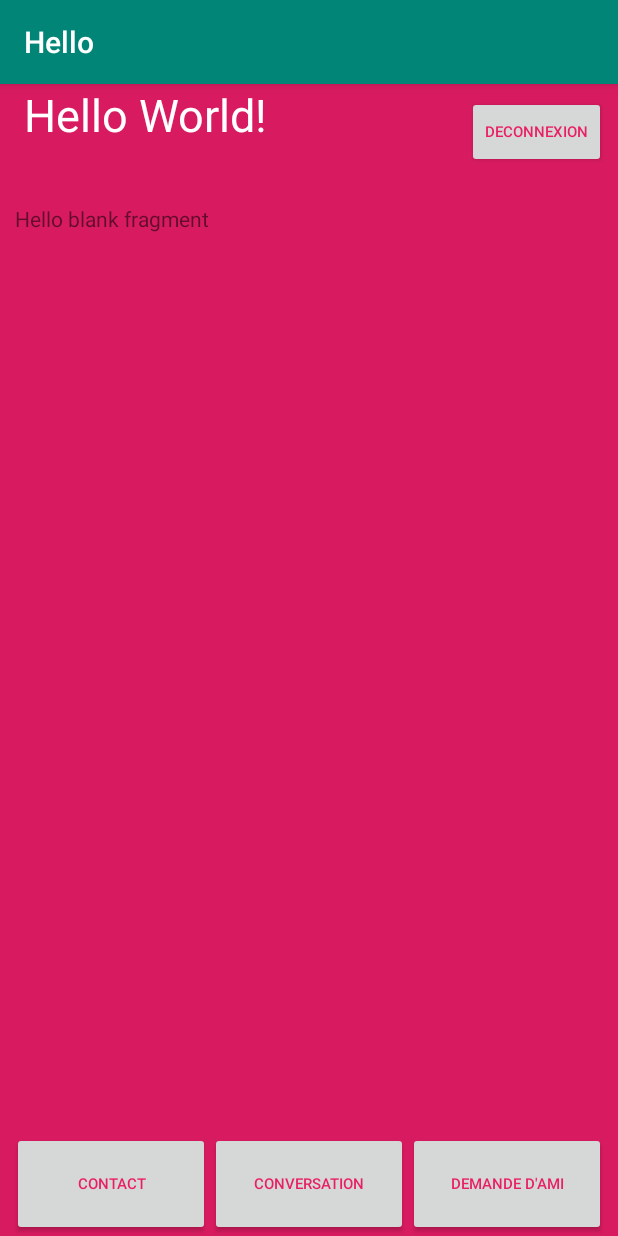
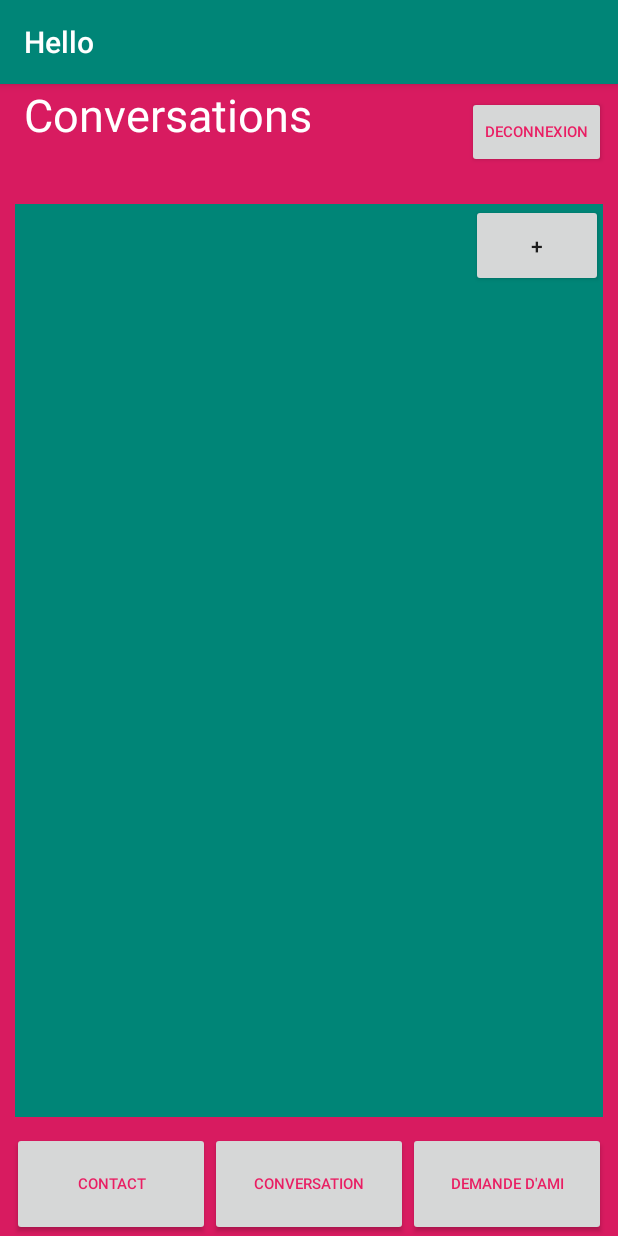
Before and after one commit to Effobless2/androchat, an Android app: the screen it shows after launch once a user with an empty profile is signed in (MainActivity), on a phone screen of 412 x 824 dp. Run offline under Robolectric (Android 15) with nearby library versions, the phone set to English and light mode, and no system bars; our stand-ins replace Firebase (no records; nobody signed in at launch, a user with empty details on screens opened directly), Room's generated code; libraries missing offline, so code that uses them is left out: com.firebase.ui; 2 statements that could not run were skipped.

Commit message:
Fixed some bugs

```diff
--- a/app/src/main/java/com/example/androchat/MainActivity.java
+++ b/app/src/main/java/com/example/androchat/MainActivity.java
@@ -28,11 +28,11 @@ import com.google.firebase.auth.FirebaseAuth;
 import com.google.firebase.auth.FirebaseUser;
 
 public class MainActivity extends AppCompatActivity implements
-        MainFragment.OnFragmentInteractionListener,
         SearchUserFragment.OnFragmentInteractionListener,
         ConversationsList.OnFragmentInteractionListener,
         ContactsFragment.OnFragmentInteractionListener {
 
+    FragmentManager fm;
     private boolean isBound = false;
     private BaseListenerService.ServiceBinder binder;
     private ServiceConnection serviceConnection = new ServiceConnection() {
@@ -58,6 +58,8 @@ public class MainActivity extends AppCompatActivity implements
         super.onCreate(savedInstanceState);
         setContentView(R.layout.activity_main);
         this.setTitle("Hello " + FirebaseAuth.getInstance().getCurrentUser().getEmail());
+        fm = getSupportFragmentManager();
+        conversationOnClic(null);
     }
 
     @Override
@@ -119,7 +121,6 @@ public class MainActivity extends AppCompatActivity implements
     public void contactOnClic(View view) {
         TextView title = (TextView) findViewById(R.id.title);
         title.setText("Contacts");
-        FragmentManager fm = getSupportFragmentManager();
         FragmentTransaction ft = fm.beginTransaction();
         ft.replace(R.id.fragmentMain, new ContactsFragment());
         ft.commit();
@@ -130,7 +131,6 @@ public class MainActivity extends AppCompatActivity implements
         title.setText("Conversations");
 
         Log.v("CLIC : ","button conversation");
-        FragmentManager fm = getSupportFragmentManager();
         FragmentTransaction ft = fm.beginTransaction();
         ft.replace(R.id.fragmentMain, new ConversationsList());
         ft.commit();
@@ -141,7 +141,6 @@ public class MainActivity extends AppCompatActivity implements
         title.setText("Recherche d'amis");
 
         Log.v("CLIC : ","button recherche ami");
-        FragmentManager fm = getSupportFragmentManager();
         FragmentTransaction ft = fm.beginTransaction();
         ft.replace(R.id.fragmentMain, new SearchUserFragment());
         ft.commit();
--- a/app/src/main/java/com/example/androchat/MainFragment.java
+++ /dev/null
@@ -1,110 +0,0 @@
-package com.example.androchat;
-
-import android.content.Context;
-import android.net.Uri;
-import android.os.Bundle;
-
-import androidx.fragment.app.Fragment;
-
-import android.view.LayoutInflater;
-import android.view.View;
-import android.view.ViewGroup;
-
-
-/**
- * A simple {@link Fragment} subclass.
- * Activities that contain this fragment must implement the
- * {@link MainFragment.OnFragmentInteractionListener} interface
- * to handle interaction events.
- * Use the {@link MainFragment#newInstance} factory method to
- * create an instance of this fragment.
- */
-public class MainFragment extends Fragment {
-    // TODO: Rename parameter arguments, choose names that match
-    // the fragment initialization parameters, e.g. ARG_ITEM_NUMBER
-    private static final String ARG_PARAM1 = "param1";
-    private static final String ARG_PARAM2 = "param2";
-
-    // TODO: Rename and change types of parameters
-    private String mParam1;
-    private String mParam2;
-
-    private OnFragmentInteractionListener mListener;
-
-    public MainFragment() {
-        // Required empty public constructor
-    }
-
-    /**
-     * Use this factory method to create a new instance of
-     * this fragment using the provided parameters.
-     *
-     * @param param1 Parameter 1.
-     * @param param2 Parameter 2.
-     * @return A new instance of fragment MainFragment.
-     */
-    // TODO: Rename and change types and number of parameters
-    public static MainFragment newInstance(String param1, String param2) {
-        MainFragment fragment = new MainFragment();
-        Bundle args = new Bundle();
-        args.putString(ARG_PARAM1, param1);
-        args.putString(ARG_PARAM2, param2);
-        fragment.setArguments(args);
-        return fragment;
-    }
-
-    @Override
-    public void onCreate(Bundle savedInstanceState) {
-        super.onCreate(savedInstanceState);
-        if (getArguments() != null) {
-            mParam1 = getArguments().getString(ARG_PARAM1);
-            mParam2 = getArguments().getString(ARG_PARAM2);
-        }
-    }
-
-    @Override
-    public View onCreateView(LayoutInflater inflater, ViewGroup container,
-                             Bundle savedInstanceState) {
-        // Inflate the layout for this fragment
-        return inflater.inflate(R.layout.fragment_main, container, false);
-    }
-
-    // TODO: Rename method, update argument and hook method into UI event
-    public void onButtonPressed(Uri uri) {
-        if (mListener != null) {
-            mListener.onFragmentInteraction(uri);
-        }
-    }
-
-    @Override
-    public void onAttach(Context context) {
-        super.onAttach(context);
-        if (context instanceof OnFragmentInteractionListener) {
-            mListener = (OnFragmentInteractionListener) context;
-        } else {
-            throw new RuntimeException(context.toString()
-                    + " must implement OnFragmentInteractionListener");
-        }
-    }
-
-    @Override
-    public void onDetach() {
-        super.onDetach();
-        mListener = null;
-    }
-
-    /**
-     * This interface must be implemented by activities that contain this
-     * fragment to allow an interaction in this fragment to be communicated
-     * to the activity and potentially other fragments contained in that
-     * activity.
-     * <p>
-     * See the Android Training lesson <a href=
-     * "http://developer.android.com/training/basics/fragments/communicating.html"
-     * >Communicating with Other Fragments</a> for more information.
-     */
-    public interface OnFragmentInteractionListener {
-        // TODO: Update argument type and name
-        void onFragmentInteraction(Uri uri);
-    }
-}
--- a/app/src/main/java/com/example/firelib/managers/FriendShipManagement.java
+++ b/app/src/main/java/com/example/firelib/managers/FriendShipManagement.java
@@ -61,8 +61,8 @@ public class FriendShipManagement {
         relContacts1.setTo(friendRequest.getTo());
 
         RelContacts relContacts2 = new RelContacts();
-        relContacts1.setFrom(friendRequest.getTo());
-        relContacts1.setTo(friendRequest.getFrom());
+        relContacts2.setFrom(relContacts1.getTo());
+        relContacts2.setTo(relContacts1.getFrom());
 
         RelContactsDAL.createRelation(relContacts1);
         RelContactsDAL.createRelation(relContacts2);
--- a/app/src/main/res/layout/activity_main.xml
+++ b/app/src/main/res/layout/activity_main.xml
@@ -52,9 +52,8 @@
         </LinearLayout>
     </LinearLayout>
 
-    <fragment
+    <FrameLayout
         android:id="@+id/fragmentMain"
-        android:name="com.example.androchat.MainFragment"
         android:layout_width="match_parent"
         android:layout_height="match_parent"
         android:layout_margin="10dp"
--- a/app/src/main/res/layout/fragment_main.xml
+++ /dev/null
@@ -1,14 +0,0 @@
-<?xml version="1.0" encoding="utf-8"?>
-<FrameLayout xmlns:android="http://schemas.android.com/apk/res/android"
-    xmlns:tools="http://schemas.android.com/tools"
-    android:layout_width="match_parent"
-    android:layout_height="match_parent"
-    tools:context=".MainFragment">
-
-    <!-- TODO: Update blank fragment layout -->
-    <TextView
-        android:layout_width="match_parent"
-        android:layout_height="match_parent"
-        android:text="@string/hello_blank_fragment" />
-
-</FrameLayout>
```
